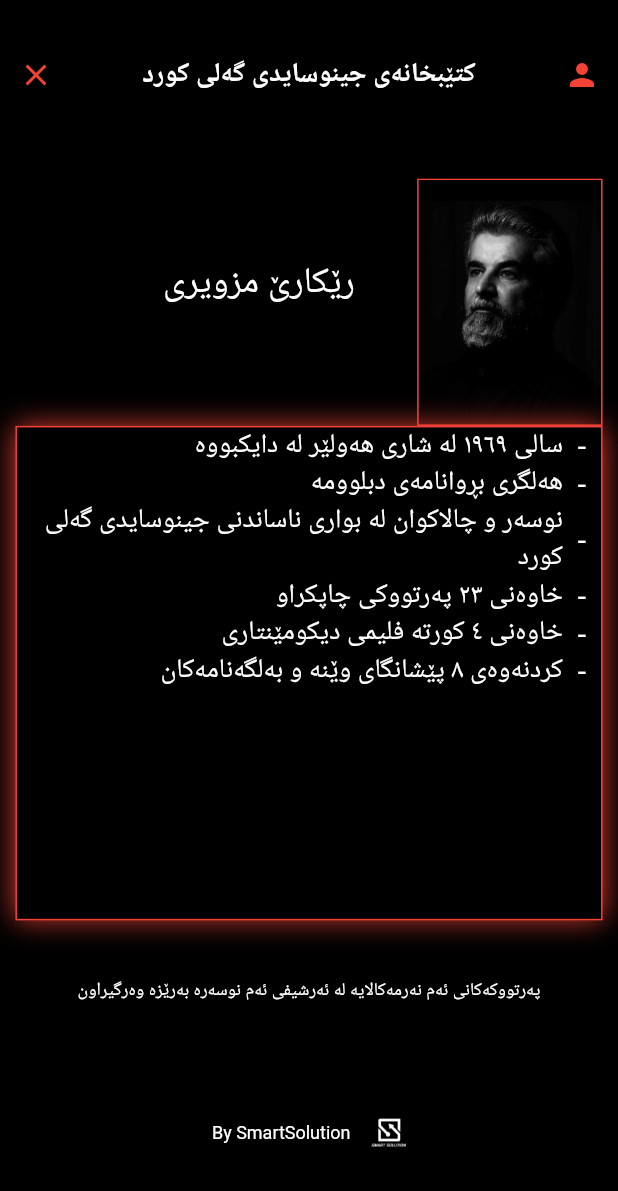
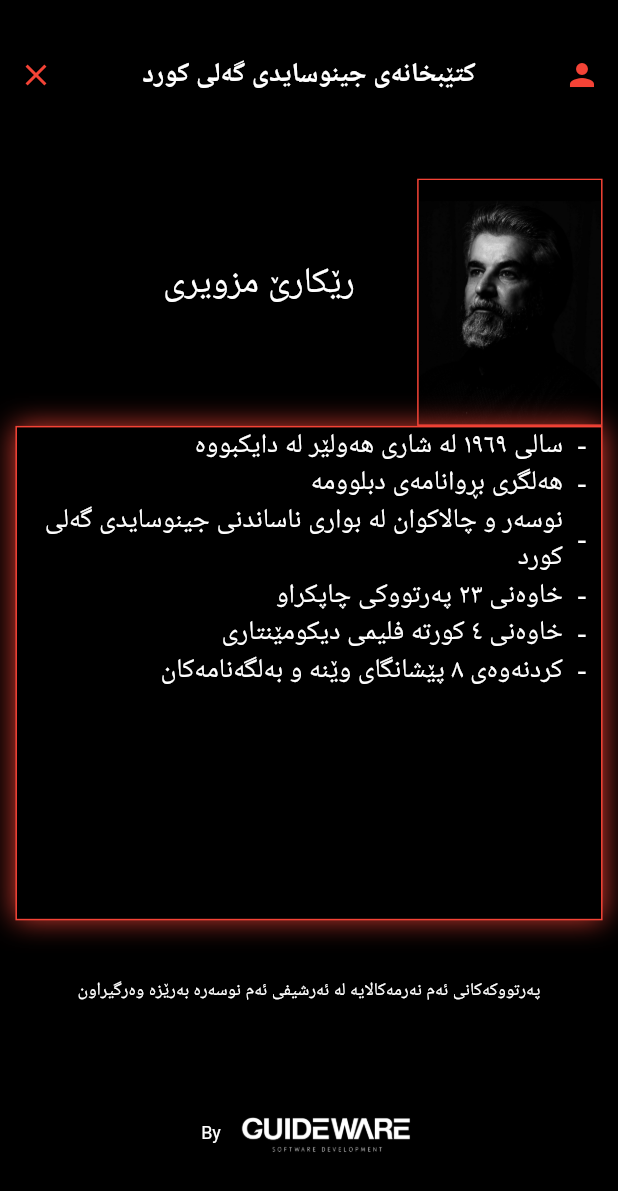
Before and after one commit to kirmanj/genocideLibrary, a Flutter app: the AboutUs screen opened directly, on a phone screen of 412 x 824 dp. Shown: the top 1191 px of the screen. Run offline on Flutter 3.47's test engine with Material 2 defaults, Android fonts, the phone set to English and light mode, and no system bars; our stand-ins replace carousel_slider, cloud_firestore, firebase_auth, firebase_core, firebase_storage, image_picker and 2 more; missing offline and left inert: advance_pdf_viewer; accounts and stored records are empty; Roboto replaces fonts that are missing (NotoSans).

Commit message:
Version One

```diff
--- a/lib/Screens/aboutUs.dart
+++ b/lib/Screens/aboutUs.dart
@@ -217,15 +217,15 @@ class _AboutUsState extends State<AboutUs> {
                     mainAxisAlignment: MainAxisAlignment.center,
                     children: [
                       Text(
-                        " By SmartSolution",
+                        " By",
                         style: TextStyle(color: Colors.white, fontSize: 12),
                       ),
                       SizedBox(
                         width: 10,
                       ),
                       Container(
-                        width: 30,
-                        height: 30,
+                        width: width * 0.3,
+                        height: height * 0.1,
                         child: Image.asset("assets/smartLogo.png"),
                       )
                     ],
```
Also changed, not shown: pubspec.yaml (+7 -1 lines), assets/ds.png (added), assets/icon.png (added), assets/logo.PNG (deleted), assets/logo.jpg (deleted), assets/smartLogo.png, pubspec.lock, 26 other files.
